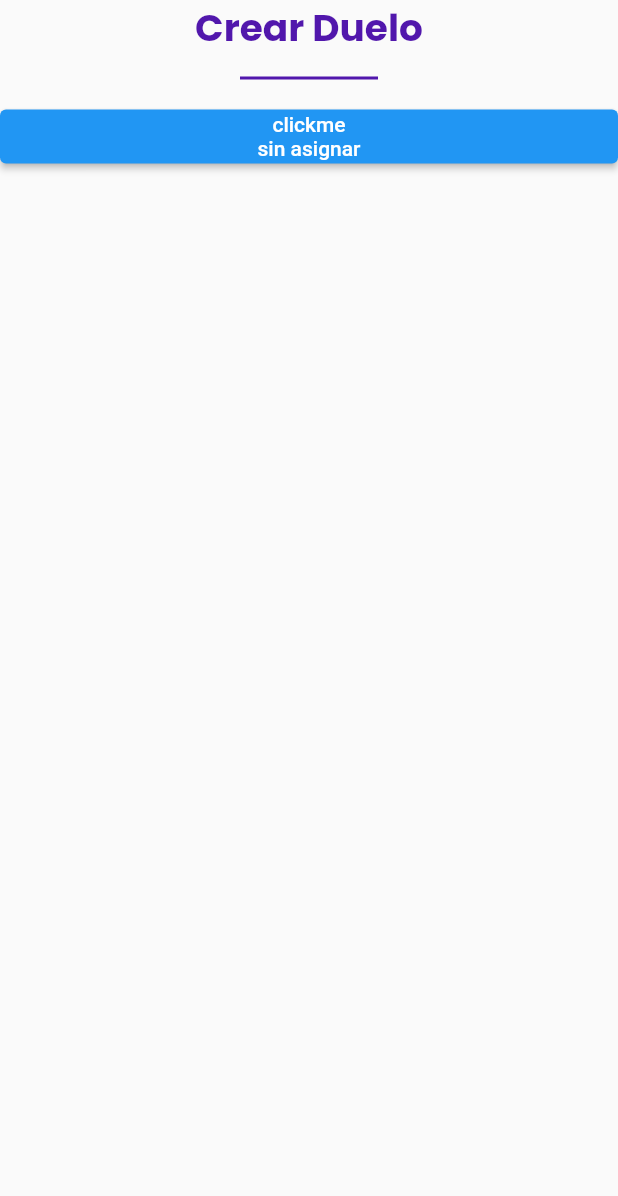
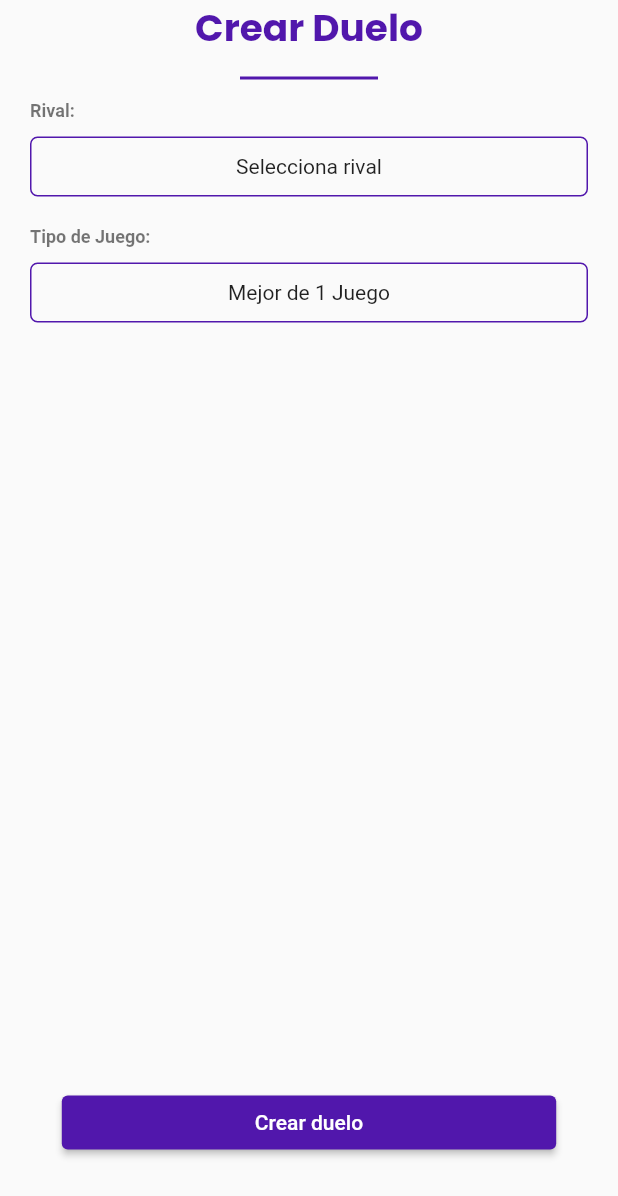
Before and after one commit to jpknap/badminton-app-flutter-getx, a Flutter app: the CreateMatchScreen screen opened directly, on a phone screen of 412 x 824 dp. Shown: the top 1196 px of the screen. Run offline on Flutter 3.47's test engine with Material 2 defaults, Android fonts, the phone set to English and light mode, and no system bars; our stand-ins replace get, google_fonts, shared_preferences, timeago; accounts and stored records are empty; network calls fail.

```diff
--- a/lib/main.dart
+++ b/lib/main.dart
@@ -3,6 +3,7 @@ import 'package:app_burger/presentation/routes/delivery_routes.dart';
 import 'package:app_burger/presentation/theme.dart';
 import 'package:flutter/material.dart';
 import 'package:get/get.dart';
+import 'package:intl/intl.dart';
 
 void main() {
   runApp(const MyApp());
--- a/lib/presentation/pages/home/create_match/create_match_screen.dart
+++ b/lib/presentation/pages/home/create_match/create_match_screen.dart
@@ -1,10 +1,9 @@
 import 'package:app_burger/domain/model/rival.dart';
 import 'package:app_burger/presentation/pages/home/home_controller.dart';
 import 'package:app_burger/presentation/routes/delivery_routes.dart';
-import 'package:app_burger/presentation/widgets/select_picker/select_picker_cupertino.dart';
+import 'package:app_burger/presentation/theme.dart';
 import 'package:flutter/material.dart';
 import 'package:get/get.dart';
-import 'package:get/get_state_manager/get_state_manager.dart';
 
 class CreateMatchScreen extends GetWidget<HomeController> {
   const CreateMatchScreen({super.key});
@@ -30,28 +29,92 @@ class CreateMatchScreen extends GetWidget<HomeController> {
         color: Theme.of(context).textTheme.titleLarge?.color,
       ),
       Expanded(
-          child: SingleChildScrollView(
-              child: ElevatedButton(
+          flex: 4,
+          child: Padding(
+            padding: const EdgeInsets.symmetric(horizontal: 20),
             child: Column(
+              crossAxisAlignment: CrossAxisAlignment.stretch,
               children: [
-            Text("clickme"),
-            (Obx(
-              () {
+                Text(
+                  'Rival:',
+                  style: Theme.of(context)
+                      .textTheme
+                      .caption
+                      ?.copyWith(fontWeight: FontWeight.bold),
+                  textAlign: TextAlign.start,
+                ),
+                SizedBox(
+                  height: 10,
+                ),
+                InkWell(
+                  onTap: () {
+                    Get.toNamed(DeliveryRoutes.selectUser);
+                  },
+                  child: Container(
+                      decoration: BoxDecoration(
+                          borderRadius: BorderRadius.circular(5),
+                          border: Border.all(
+                              color: Theme.of(context)
+                                  .textTheme
+                                  .titleLarge!
+                                  .color!)),
+                      height: 40,
+                      child: Center(
+                        child: (Obx(() {
                           Rival? rival = controller.rivalCreateForm.value;
                           if (rival is Rival) {
-                  return Text(rival.id.toString() + " " + rival.name);
-                } else {
-                  return Text("sin asignar");
+                            return Text(rival.name + " " + rival.lastname);
                           }
-                ;
-              },
-            ))
+                          {
+                            return Text("Selecciona rival");
+                          }
+                        })),
+                      )),
+                ),
+                SizedBox(
+                  height: 20,
+                ),
+                Text(
+                  'Tipo de Juego:',
+                  style: Theme.of(context)
+                      .textTheme
+                      .caption
+                      ?.copyWith(fontWeight: FontWeight.bold),
+                  textAlign: TextAlign.start,
+                ),
+                SizedBox(
+                  height: 10,
+                ),
+                InkWell(
+                  onTap: () {},
+                  child: Container(
+                    decoration: BoxDecoration(
+                        borderRadius: BorderRadius.circular(5),
+                        border: Border.all(
+                            color: Theme.of(context)
+                                .textTheme
+                                .titleLarge!
+                                .color!)),
+                    height: 40,
+                    child: Center(child: Text("Mejor de 1 Juego")),
+                  ),
+                ),
               ],
             ),
-        onPressed: (() {
-          Get.toNamed(DeliveryRoutes.selectUser);
-        }),
-      )))
+          )),
+      Expanded(
+          child: Center(
+        child: Container(
+          width: MediaQuery.of(context).size.width * 0.8,
+          child: ElevatedButton(
+            style: ButtonStyle(
+              backgroundColor: MaterialStateProperty.all(DeliveryColors.purple),
+            ),
+            onPressed: () {},
+            child: const Text('Crear duelo'),
+          ),
+        ),
+      ))
     ]));
   }
 }
--- a/lib/presentation/pages/home/create_match/select_user_scree.dart
+++ b/lib/presentation/pages/home/create_match/select_user_scree.dart
@@ -7,8 +7,8 @@ final List<Rival> rivals = List.generate(
     13,
     (index) => Rival(
         id: index,
-        name: "name",
-        lastname: "apellido",
+        name: "name " + index.toString(),
+        lastname: "apellido " + index.toString(),
         victories: 0,
         losses: 0,
         image: ''));
--- a/pubspec.yaml
+++ b/pubspec.yaml
@@ -37,6 +37,8 @@ dependencies:
   google_fonts: any
   get: ^4.6.5
   shared_preferences: ^2.0.15
+  intl: ^0.17.0
+  timeago: ^3.2.2
 
 dev_dependencies:
   flutter_test:
```
Also changed, not shown: lib/presentation/pages/home/favourites/favourites_screen.dart (+13 -4 lines), lib/presentation/pages/home/rivals/rivals_screen.dart (+7 -5 lines), lib/presentation/pages/home/shops/shops_screen.dart (+12 -3 lines), pubspec.lock. Lines whose indentation alone changed are shown as unchanged.
